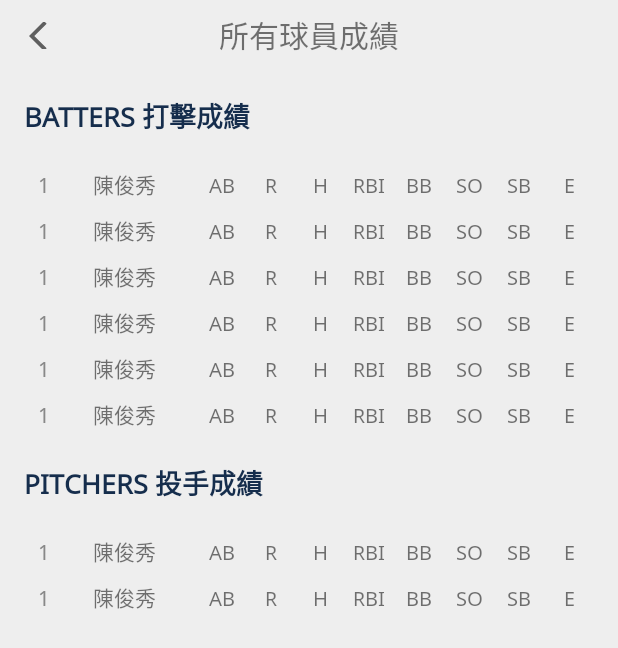
After one commit to kuog1030/Baseball-Time, an Android app: the layout fragment_stat_team.xml on its own in the app's theme, with its tools: preview values and no code run, on a phone screen of 412 x 824 dp. The commit adds this screen. Shown: the top 648 px of the screen. Run offline under Robolectric (Android 15) with nearby library versions, the phone set to English and light mode, and no system bars.

Commit message:
Share team viewmodel in activity scope. Create team stat page

```diff
--- a/app/src/main/java/com/gillian/baseball/data/HitterBox.kt
+++ b/app/src/main/java/com/gillian/baseball/data/HitterBox.kt
@@ -35,6 +35,7 @@ data class HitterBox (
 
     fun addNewBox(newBox: HitterBox) {
         this.apply {
+            name = newBox.name
             atBat += newBox.atBat
             single += newBox.single
             douBle += newBox.douBle
--- a/app/src/main/java/com/gillian/baseball/data/Player.kt
+++ b/app/src/main/java/com/gillian/baseball/data/Player.kt
@@ -12,6 +12,6 @@ data class Player(
         var nickname : String = name,
         var number : Int = -1,
         var image: String? = null,
-        var hitStat: HitterBox = HitterBox(),
-        var pitchStat: PitcherBox = PitcherBox()
+        var hitStat: HitterBox = HitterBox(name = name, playerId = id),
+        var pitchStat: PitcherBox = PitcherBox(name = name, playerId = id)
 ) : Parcelable
--- a/app/src/main/java/com/gillian/baseball/game/onbase/OnBaseDialogViewModel.kt
+++ b/app/src/main/java/com/gillian/baseball/game/onbase/OnBaseDialogViewModel.kt
@@ -1,5 +1,6 @@
 package com.gillian.baseball.game.onbase
 
+import android.util.Log
 import androidx.lifecycle.LiveData
 import androidx.lifecycle.MutableLiveData
 import androidx.lifecycle.ViewModel
--- a/app/src/main/java/com/gillian/baseball/order/OrderAdapter.kt
+++ b/app/src/main/java/com/gillian/baseball/order/OrderAdapter.kt
@@ -11,9 +11,10 @@ import com.gillian.baseball.databinding.ItemOrderPlayerBinding
 class OrderAdapter : ListAdapter<EventPlayer, OrderAdapter.ViewHolder>(DiffCallback) {
 
     class ViewHolder(private var binding: ItemOrderPlayerBinding) : RecyclerView.ViewHolder(binding.root) {
-        fun bind(player: EventPlayer, isChecked: Boolean) {
+        fun bind(player: EventPlayer, isChecked: Boolean, position: Int) {
             binding.player = player
             binding.isChecked = isChecked
+            binding.order = if (isChecked) (position+1).toString() else ""
             binding.executePendingBindings()
         }
     }
@@ -25,7 +26,7 @@ class OrderAdapter : ListAdapter<EventPlayer, OrderAdapter.ViewHolder>(DiffCallb
 
     override fun onBindViewHolder(holder: ViewHolder, position: Int) {
         val player = getItem(position)
-        holder.bind(player, (position < 9))
+        holder.bind(player, (position < 9), position)
     }
 
     companion object DiffCallback : DiffUtil.ItemCallback<EventPlayer>() {
--- /dev/null
+++ b/app/src/main/res/layout/fragment_stat_team.xml
@@ -0,0 +1,117 @@
+<?xml version="1.0" encoding="utf-8"?>
+<layout xmlns:android="http://schemas.android.com/apk/res/android"
+    xmlns:app="http://schemas.android.com/apk/res-auto"
+    xmlns:tools="http://schemas.android.com/tools">
+
+
+    <data>
+
+        <variable
+            name="viewModel"
+            type="com.gillian.baseball.team.TeamViewModel" />
+    </data>
+
+
+    <androidx.constraintlayout.widget.ConstraintLayout
+        android:layout_width="match_parent"
+        android:layout_height="match_parent">
+
+        <TextView
+            android:id="@+id/text_team_stat_title"
+            android:layout_width="match_parent"
+            android:layout_height="wrap_content"
+            android:gravity="center"
+            android:paddingTop="@dimen/half_margin"
+            android:paddingBottom="@dimen/half_margin"
+            android:text="@string/team_player_stat"
+            android:textSize="20sp"
+            app:layout_constraintEnd_toEndOf="parent"
+            app:layout_constraintStart_toStartOf="parent"
+            app:layout_constraintTop_toTopOf="parent" />
+
+        <ImageButton
+            android:id="@+id/button_team_stat_leave"
+            android:layout_width="18dp"
+            android:layout_height="18dp"
+            android:layout_marginStart="@dimen/margin"
+            android:background="@color/transparent"
+            app:layout_constraintBottom_toBottomOf="@+id/text_team_stat_title"
+            app:layout_constraintStart_toStartOf="parent"
+            app:layout_constraintTop_toTopOf="@+id/text_team_stat_title"
+            app:srcCompat="@drawable/ic_baseline_arrow_backward_24" />
+
+        <androidx.core.widget.NestedScrollView
+            android:layout_width="match_parent"
+            android:layout_height="0dp"
+            app:layout_constraintBottom_toBottomOf="parent"
+            app:layout_constraintTop_toBottomOf="@id/text_team_stat_title">
+
+            <androidx.constraintlayout.widget.ConstraintLayout
+                android:layout_width="match_parent"
+                android:layout_height="match_parent">
+
+                <TextView
+                    android:id="@+id/text_team_stat_bat"
+                    android:layout_width="wrap_content"
+                    android:layout_height="wrap_content"
+                    android:layout_marginTop="@dimen/margin"
+                    android:text="@string/batters_perfomance"
+                    android:textColor="@color/color_primary"
+                    android:textSize="18sp"
+                    android:textStyle="bold"
+                    app:layout_constraintStart_toStartOf="@+id/recycler_team_stat_hitter"
+                    app:layout_constraintTop_toTopOf="parent" />
+
+                <androidx.recyclerview.widget.RecyclerView
+                    android:id="@+id/recycler_team_stat_hitter"
+                    android:layout_width="0dp"
+                    android:layout_height="wrap_content"
+                    android:layout_marginStart="@dimen/margin"
+                    android:layout_marginTop="@dimen/margin"
+                    android:layout_marginEnd="@dimen/margin"
+                    android:overScrollMode="never"
+                    app:hitterBox="@{viewModel.hitterStat}"
+                    app:layoutManager="androidx.recyclerview.widget.LinearLayoutManager"
+                    app:layout_constraintEnd_toEndOf="parent"
+                    app:layout_constraintStart_toStartOf="parent"
+                    app:layout_constraintTop_toBottomOf="@+id/text_team_stat_bat"
+                    tools:itemCount="10"
+                    tools:listitem="@layout/item_hitter_box">
+
+                </androidx.recyclerview.widget.RecyclerView>
+
+                <androidx.recyclerview.widget.RecyclerView
+                    android:id="@+id/recycler_team_stat_pitcher"
+                    android:layout_width="0dp"
+                    android:layout_height="wrap_content"
+                    android:layout_marginTop="@dimen/margin"
+                    android:layout_marginBottom="@dimen/margin"
+                    android:overScrollMode="never"
+                    app:layoutManager="androidx.recyclerview.widget.LinearLayoutManager"
+                    app:layout_constraintBottom_toBottomOf="parent"
+                    app:layout_constraintEnd_toEndOf="@+id/recycler_team_stat_hitter"
+                    app:layout_constraintStart_toStartOf="@+id/recycler_team_stat_hitter"
+                    app:layout_constraintTop_toBottomOf="@+id/text_team_stat_pitch"
+                    app:pitcherBox="@{viewModel.pitcherStat}"
+                    tools:itemCount="2"
+                    tools:listitem="@layout/item_hitter_box">
+
+                </androidx.recyclerview.widget.RecyclerView>
+
+                <TextView
+                    android:id="@+id/text_team_stat_pitch"
+                    android:layout_width="wrap_content"
+                    android:layout_height="wrap_content"
+                    android:layout_marginTop="@dimen/margin"
+                    android:text="@string/pitchers_perfomance"
+                    android:textColor="@color/color_primary"
+                    android:textSize="18sp"
+                    android:textStyle="bold"
+                    app:layout_constraintStart_toStartOf="@+id/recycler_team_stat_pitcher"
+                    app:layout_constraintTop_toBottomOf="@+id/recycler_team_stat_hitter" />
+
+            </androidx.constraintlayout.widget.ConstraintLayout>
+        </androidx.core.widget.NestedScrollView>
+
+    </androidx.constraintlayout.widget.ConstraintLayout>
+</layout>
--- a/app/src/main/res/values/strings.xml
+++ b/app/src/main/res/values/strings.xml
@@ -90,6 +90,7 @@
     <string name="my_batting">打擊成績</string>
     <string name="my_pitching">投手成績</string>
     <string name="game_stat_title">成績看板</string>
+    <string name="team_player_stat">所有球員成績</string>
     <string name="team">Team</string>
     <string name="player_id_info">這個球員還沒有使用者認領，歡迎邀請這位球員也加入Baseball Time，使用這段球員代號來加入球隊、延續累積成績。</string>
 
```
Also changed, not shown: app/src/main/java/com/gillian/baseball/statistics/statteam/StatTeamFragment.kt (added, +38 -0 lines), app/src/main/java/com/gillian/baseball/team/TeamFragment.kt (+6 -1 lines), app/src/main/java/com/gillian/baseball/team/TeamViewModel.kt (+47 -12 lines), app/src/main/java/com/gillian/baseball/team/pager/RankPager.kt (+13 -1 lines), app/src/main/java/com/gillian/baseball/team/pager/TeammatePager.kt (+6 -1 lines), app/src/main/res/drawable/bg_number_border.xml (added, +9 -0 lines), app/src/main/res/layout/item_order_player.xml (+17 -8 lines), app/src/main/res/layout/pager_rank.xml (+16 -1 lines), app/src/main/res/navigation/navigation.xml (+7 -0 lines).
